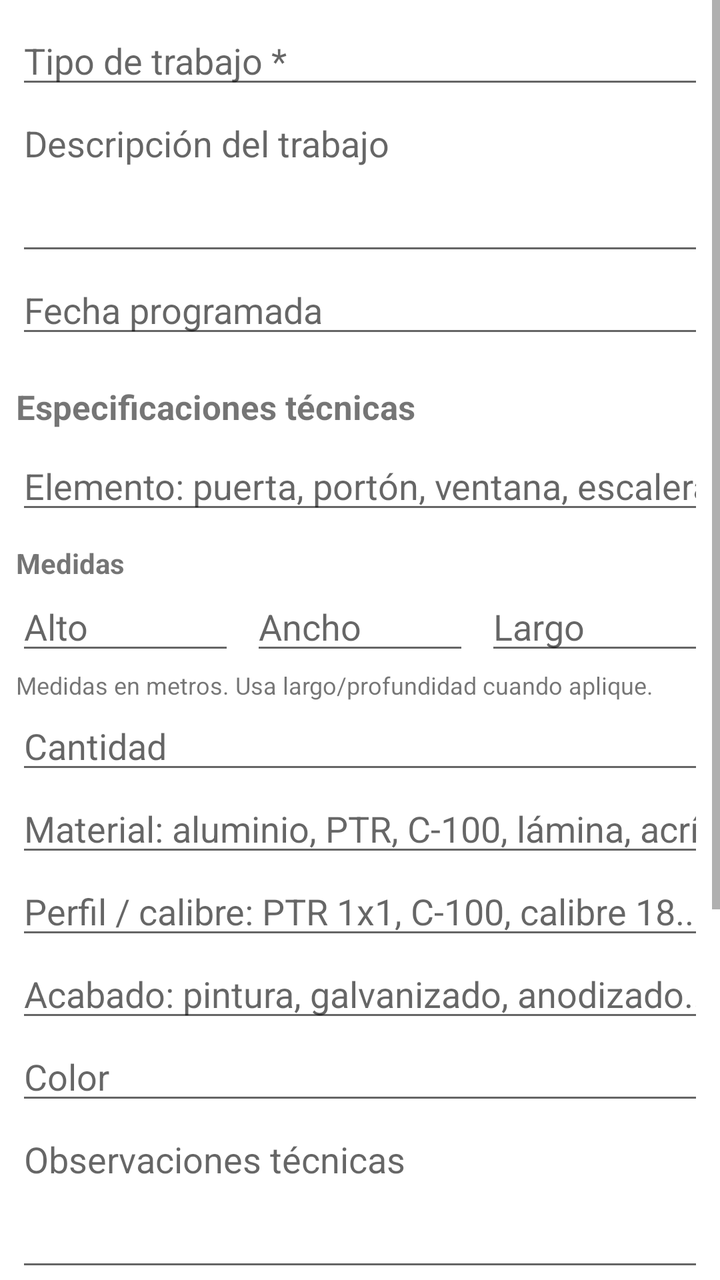
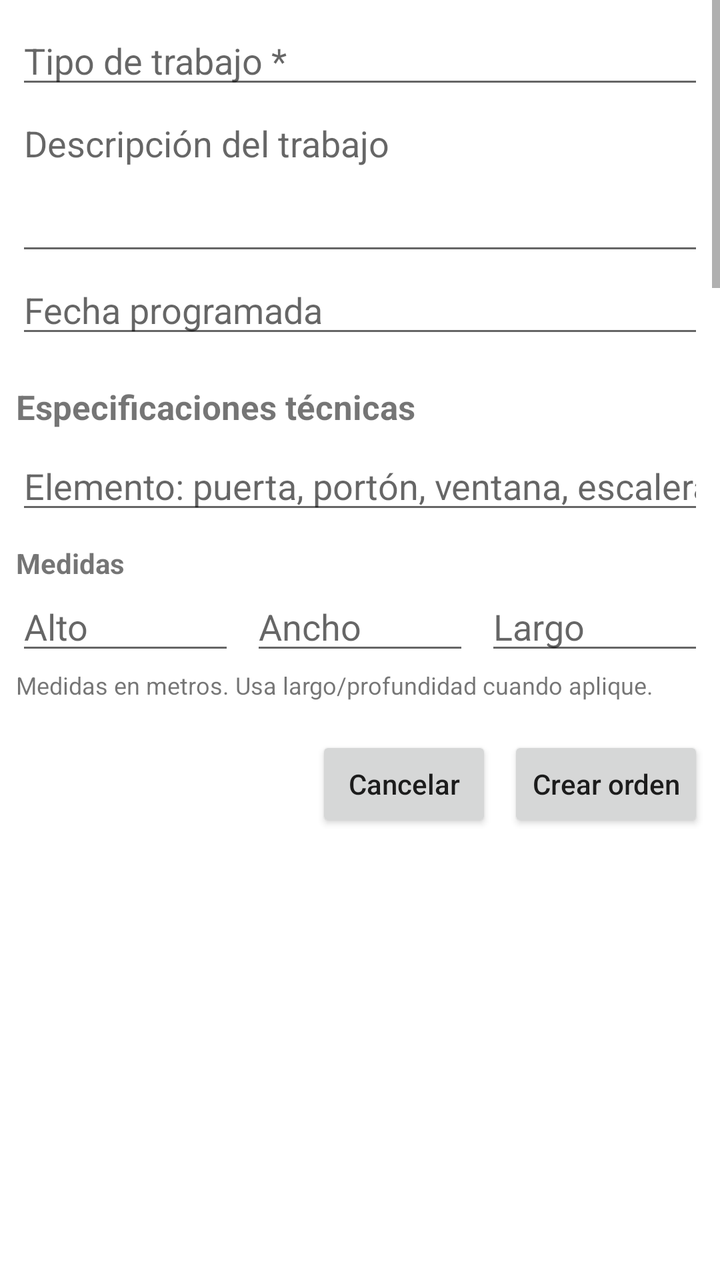

The first picture is an Android layout as it rendered before a commit; the second is the same layout after the commit. The layout source and the unified diff follow.
<!-- AndroidManifest.xml: application theme Theme.MSNexus -->
<!-- res/layout/dialog_orden.xml -->
<?xml version="1.0" encoding="utf-8"?>
<ScrollView xmlns:android="http://schemas.android.com/apk/res/android"
    android:layout_width="match_parent"
    android:layout_height="360dp"
    android:fillViewport="true">

    <LinearLayout
        android:layout_width="match_parent"
        android:layout_height="wrap_content"
        android:orientation="vertical"
        android:padding="8dp">

        <EditText
            android:id="@+id/etTipoTrabajo"
            android:layout_width="match_parent"
            android:layout_height="wrap_content"
            android:hint="Tipo de trabajo *"
            android:inputType="textCapSentences" />

        <EditText
            android:id="@+id/etDescripcionTrabajo"
            android:layout_width="match_parent"
            android:layout_height="wrap_content"
            android:hint="Descripción del trabajo"
            android:inputType="textCapSentences|textMultiLine"
            android:minLines="3"
            android:gravity="top" />

        <EditText
            android:id="@+id/etFechaProgramada"
            android:layout_width="match_parent"
            android:layout_height="wrap_content"
            android:hint="Fecha programada"
            android:inputType="text" />

        <TextView
            android:layout_width="match_parent"
            android:layout_height="wrap_content"
            android:layout_marginTop="18dp"
            android:layout_marginBottom="6dp"
            android:text="Especificaciones técnicas"
            android:textSize="17sp"
            android:textStyle="bold" />

        <EditText
            android:id="@+id/etTipoElemento"
            android:layout_width="match_parent"
            android:layout_height="wrap_content"
            android:hint="Elemento: puerta, portón, ventana, escalera..."
            android:inputType="textCapSentences" />

        <TextView
            android:layout_width="match_parent"
            android:layout_height="wrap_content"
            android:text="Medidas"
            android:textStyle="bold"
            android:layout_marginTop="10dp" />

        <LinearLayout
            android:layout_width="match_parent"
            android:layout_height="wrap_content"
            android:orientation="horizontal">

            <EditText
                android:id="@+id/etAlto"
                android:layout_width="0dp"
                android:layout_height="wrap_content"
                android:layout_weight="1"
                android:layout_marginEnd="4dp"
                android:hint="Alto"
                android:inputType="numberDecimal" />

            <EditText
                android:id="@+id/etAncho"
                android:layout_width="0dp"
                android:layout_height="wrap_content"
                android:layout_weight="1"
                android:layout_marginStart="4dp"
                android:layout_marginEnd="4dp"
                android:hint="Ancho"
                android:inputType="numberDecimal" />

            <EditText
                android:id="@+id/etLargo"
                android:layout_width="0dp"
                android:layout_height="wrap_content"
                android:layout_weight="1"
                android:layout_marginStart="4dp"
                android:hint="Largo"
                android:inputType="numberDecimal" />

        </LinearLayout>

        <TextView
            android:layout_width="match_parent"
            android:layout_height="wrap_content"
            android:text="Medidas en metros. Usa largo/profundidad cuando aplique."
            android:textSize="12sp"
            android:layout_marginTop="2dp" />

        <EditText
            android:id="@+id/etCantidad"
            android:layout_width="match_parent"
            android:layout_height="wrap_content"
            android:hint="Cantidad"
            android:inputType="number" />

        <EditText
            android:id="@+id/etMaterial"
            android:layout_width="match_parent"
            android:layout_height="wrap_content"
            android:hint="Material: aluminio, PTR, C-100, lámina, acrílico..."
            android:inputType="textCapSentences" />

        <EditText
            android:id="@+id/etPerfilCalibre"
            android:layout_width="match_parent"
            android:layout_height="wrap_content"
            android:hint="Perfil / calibre: PTR 1x1, C-100, calibre 18..."
            android:inputType="textCapSentences" />

        <EditText
            android:id="@+id/etAcabado"
            android:layout_width="match_parent"
            android:layout_height="wrap_content"
            android:hint="Acabado: pintura, galvanizado, anodizado..."
            android:inputType="textCapSentences" />

        <EditText
            android:id="@+id/etColor"
            android:layout_width="match_parent"
            android:layout_height="wrap_content"
            android:hint="Color"
            android:inputType="textCapWords" />

        <EditText
            android:id="@+id/etObservacionesTecnicas"
            android:layout_width="match_parent"
            android:layout_height="wrap_content"
            android:hint="Observaciones técnicas"
            android:inputType="textCapSentences|textMultiLine"
            android:minLines="3"
            android:gravity="top" />

        <TextView
            android:layout_width="match_parent"
            android:layout_height="wrap_content"
            android:layout_marginTop="18dp"
            android:layout_marginBottom="6dp"
            android:text="Diseño aprobado por el cliente"
            android:textSize="17sp"
            android:textStyle="bold" />

        <Button
            android:id="@+id/btnSeleccionarDiseno"
            android:layout_width="match_parent"
            android:layout_height="wrap_content"
            android:text="Agregar diseño"
            android:textAllCaps="false" />

        <TextView
            android:id="@+id/tvDisenoSeleccionado"
            android:layout_width="match_parent"
            android:layout_height="wrap_content"
            android:paddingTop="8dp"
            android:paddingBottom="8dp"
            android:text="Sin diseño adjunto"
            android:textSize="13sp" />

        <EditText
            android:id="@+id/etSubtotal"
            android:layout_width="match_parent"
            android:layout_height="wrap_content"
            android:hint="Subtotal"
            android:inputType="numberDecimal" />

        <EditText
            android:id="@+id/etDescuento"
            android:layout_width="match_parent"
            android:layout_height="wrap_content"
            android:hint="Descuento"
            android:inputType="numberDecimal" />

        <EditText
            android:id="@+id/etIva"
            android:layout_width="match_parent"
            android:layout_height="wrap_content"
            android:hint="IVA %"
            android:inputType="numberDecimal" />

    </LinearLayout>

</ScrollView>
<!-- resources referenced by this layout -->
<resources>
  <style name="Theme.MSNexus" parent="Theme.MaterialComponents.DayNight.NoActionBar">
          <item name="android:statusBarColor">@android:color/white</item>
          <item name="android:windowLightStatusBar">true</item>
          <item name="colorPrimary">#1B4D91</item>
          <item name="colorPrimaryVariant">#123A6D</item>
          <item name="colorAccent">#1B4D91</item>
      </style>
</resources>

<!-- the commit's change to res/layout/dialog_orden.xml (unified diff, before → after) -->
@@ -1,193 +1,223 @@
 <?xml version="1.0" encoding="utf-8"?>
-<ScrollView xmlns:android="http://schemas.android.com/apk/res/android"
+<LinearLayout xmlns:android="http://schemas.android.com/apk/res/android"
     android:layout_width="match_parent"
-    android:layout_height="360dp"
-    android:fillViewport="true">
+    android:layout_height="wrap_content"
+    android:orientation="vertical">
+
+    <ScrollView
+        android:layout_width="match_parent"
+        android:layout_height="360dp"
+        android:fillViewport="true">
+
+        <LinearLayout
+            android:layout_width="match_parent"
+            android:layout_height="wrap_content"
+            android:orientation="vertical"
+            android:padding="8dp">
+
+            <EditText
+                android:id="@+id/etTipoTrabajo"
+                android:layout_width="match_parent"
+                android:layout_height="wrap_content"
+                android:hint="Tipo de trabajo *"
+                android:inputType="textCapSentences" />
+
+            <EditText
+                android:id="@+id/etDescripcionTrabajo"
+                android:layout_width="match_parent"
+                android:layout_height="wrap_content"
+                android:hint="Descripción del trabajo"
+                android:inputType="textCapSentences|textMultiLine"
+                android:minLines="3"
+                android:gravity="top" />
+
+            <EditText
+                android:id="@+id/etFechaProgramada"
+                android:layout_width="match_parent"
+                android:layout_height="wrap_content"
+                android:hint="Fecha programada"
+                android:inputType="text" />
+
+            <TextView
+                android:layout_width="match_parent"
+                android:layout_height="wrap_content"
+                android:layout_marginTop="18dp"
+                android:layout_marginBottom="6dp"
+                android:text="Especificaciones técnicas"
+                android:textSize="17sp"
+                android:textStyle="bold" />
+
+            <EditText
+                android:id="@+id/etTipoElemento"
+                android:layout_width="match_parent"
+                android:layout_height="wrap_content"
+                android:hint="Elemento: puerta, portón, ventana, escalera..."
+                android:inputType="textCapSentences" />
+
+            <TextView
+                android:layout_width="match_parent"
+                android:layout_height="wrap_content"
+                android:text="Medidas"
+                android:textStyle="bold"
+                android:layout_marginTop="10dp" />
+
+            <LinearLayout
+                android:layout_width="match_parent"
+                android:layout_height="wrap_content"
+                android:orientation="horizontal">
+
+                <EditText
+                    android:id="@+id/etAlto"
+                    android:layout_width="0dp"
+                    android:layout_height="wrap_content"
+                    android:layout_weight="1"
+                    android:layout_marginEnd="4dp"
+                    android:hint="Alto"
+                    android:inputType="numberDecimal" />
+
+                <EditText
+                    android:id="@+id/etAncho"
+                    android:layout_width="0dp"
+                    android:layout_height="wrap_content"
+                    android:layout_weight="1"
+                    android:layout_marginStart="4dp"
+                    android:layout_marginEnd="4dp"
+                    android:hint="Ancho"
+                    android:inputType="numberDecimal" />
+
+                <EditText
+                    android:id="@+id/etLargo"
+                    android:layout_width="0dp"
+                    android:layout_height="wrap_content"
+                    android:layout_weight="1"
+                    android:layout_marginStart="4dp"
+                    android:hint="Largo"
+                    android:inputType="numberDecimal" />
+
+            </LinearLayout>
+
+            <TextView
+                android:layout_width="match_parent"
+                android:layout_height="wrap_content"
+                android:text="Medidas en metros. Usa largo/profundidad cuando aplique."
+                android:textSize="12sp"
+                android:layout_marginTop="2dp" />
+
+            <EditText
+                android:id="@+id/etCantidad"
+                android:layout_width="match_parent"
+                android:layout_height="wrap_content"
+                android:hint="Cantidad"
+                android:inputType="number" />
+
+            <EditText
+                android:id="@+id/etMaterial"
+                android:layout_width="match_parent"
+                android:layout_height="wrap_content"
+                android:hint="Material: aluminio, PTR, C-100, lámina, acrílico..."
+                android:inputType="textCapSentences" />
+
+            <EditText
+                android:id="@+id/etPerfilCalibre"
+                android:layout_width="match_parent"
+                android:layout_height="wrap_content"
+                android:hint="Perfil / calibre: PTR 1x1, C-100, calibre 18..."
+                android:inputType="textCapSentences" />
+
+            <EditText
+                android:id="@+id/etAcabado"
+                android:layout_width="match_parent"
+                android:layout_height="wrap_content"
+                android:hint="Acabado: pintura, galvanizado, anodizado..."
+                android:inputType="textCapSentences" />
+
+            <EditText
+                android:id="@+id/etColor"
+                android:layout_width="match_parent"
+                android:layout_height="wrap_content"
+                android:hint="Color"
+                android:inputType="textCapWords" />
+
+            <EditText
+                android:id="@+id/etObservacionesTecnicas"
+                android:layout_width="match_parent"
+                android:layout_height="wrap_content"
+                android:hint="Observaciones técnicas"
+                android:inputType="textCapSentences|textMultiLine"
+                android:minLines="3"
+                android:gravity="top" />
+
+            <TextView
+                android:layout_width="match_parent"
+                android:layout_height="wrap_content"
+                android:layout_marginTop="18dp"
+                android:layout_marginBottom="6dp"
+                android:text="Diseño aprobado por el cliente"
+                android:textSize="17sp"
+                android:textStyle="bold" />
+
+            <Button
+                android:id="@+id/btnSeleccionarDiseno"
+                android:layout_width="match_parent"
+                android:layout_height="wrap_content"
+                android:text="Agregar diseño"
+                android:textAllCaps="false" />
+
+            <TextView
+                android:id="@+id/tvDisenoSeleccionado"
+                android:layout_width="match_parent"
+                android:layout_height="wrap_content"
+                android:paddingTop="8dp"
+                android:paddingBottom="8dp"
+                android:text="Sin diseño adjunto"
+                android:textSize="13sp" />
+
+            <EditText
+                android:id="@+id/etSubtotal"
+                android:layout_width="match_parent"
+                android:layout_height="wrap_content"
+                android:hint="Subtotal"
+                android:inputType="numberDecimal" />
+
+            <EditText
+                android:id="@+id/etDescuento"
+                android:layout_width="match_parent"
+                android:layout_height="wrap_content"
+                android:hint="Descuento"
+                android:inputType="numberDecimal" />
+
+            <EditText
+                android:id="@+id/etIva"
+                android:layout_width="match_parent"
+                android:layout_height="wrap_content"
+                android:hint="IVA %"
+                android:inputType="numberDecimal" />
+
+        </LinearLayout>
+    </ScrollView>
 
     <LinearLayout
         android:layout_width="match_parent"
         android:layout_height="wrap_content"
-        android:orientation="vertical"
+        android:gravity="end|center_vertical"
+        android:orientation="horizontal"
         android:padding="8dp">
 
-        <EditText
-            android:id="@+id/etTipoTrabajo"
-            android:layout_width="match_parent"
+        <Button
+            android:id="@+id/btnCancelar"
+            android:layout_width="wrap_content"
             android:layout_height="wrap_content"
-            android:hint="Tipo de trabajo *"
-            android:inputType="textCapSentences" />
-
-        <EditText
-            android:id="@+id/etDescripcionTrabajo"
-            android:layout_width="match_parent"
+            android:text="Cancelar"
+            android:textAllCaps="false" />
+
+        <Button
+            android:id="@+id/btnCrearOrden"
+            android:layout_width="wrap_content"
             android:layout_height="wrap_content"
-            android:hint="Descripción del trabajo"
-            android:inputType="textCapSentences|textMultiLine"
-            android:minLines="3"
-            android:gravity="top" />
-
-        <EditText
-            android:id="@+id/etFechaProgramada"
-            android:layout_width="match_parent"
-            android:layout_height="wrap_content"
-            android:hint="Fecha programada"
-            android:inputType="text" />
-
-        <TextView
-            android:layout_width="match_parent"
-            android:layout_height="wrap_content"
-            android:layout_marginTop="18dp"
-            android:layout_marginBottom="6dp"
-            android:text="Especificaciones técnicas"
-            android:textSize="17sp"
-            android:textStyle="bold" />
-
-        <EditText
-            android:id="@+id/etTipoElemento"
-            android:layout_width="match_parent"
-            android:layout_height="wrap_content"
-            android:hint="Elemento: puerta, portón, ventana, escalera..."
-            android:inputType="textCapSentences" />
-
-        <TextView
-            android:layout_width="match_parent"
-            android:layout_height="wrap_content"
-            android:text="Medidas"
-            android:textStyle="bold"
-            android:layout_marginTop="10dp" />
-
-        <LinearLayout
-            android:layout_width="match_parent"
-            android:layout_height="wrap_content"
-            android:orientation="horizontal">
-
-            <EditText
-                android:id="@+id/etAlto"
-                android:layout_width="0dp"
-                android:layout_height="wrap_content"
-                android:layout_weight="1"
-                android:layout_marginEnd="4dp"
-                android:hint="Alto"
-                android:inputType="numberDecimal" />
-
-            <EditText
-                android:id="@+id/etAncho"
-                android:layout_width="0dp"
-                android:layout_height="wrap_content"
-                android:layout_weight="1"
-                android:layout_marginStart="4dp"
-                android:layout_marginEnd="4dp"
-                android:hint="Ancho"
-                android:inputType="numberDecimal" />
-
-            <EditText
-                android:id="@+id/etLargo"
-                android:layout_width="0dp"
-                android:layout_height="wrap_content"
-                android:layout_weight="1"
-                android:layout_marginStart="4dp"
-                android:hint="Largo"
-                android:inputType="numberDecimal" />
-
-        </LinearLayout>
-
-        <TextView
-            android:layout_width="match_parent"
-            android:layout_height="wrap_content"
-            android:text="Medidas en metros. Usa largo/profundidad cuando aplique."
-            android:textSize="12sp"
-            android:layout_marginTop="2dp" />
-
-        <EditText
-            android:id="@+id/etCantidad"
-            android:layout_width="match_parent"
-            android:layout_height="wrap_content"
-            android:hint="Cantidad"
-            android:inputType="number" />
-
-        <EditText
-            android:id="@+id/etMaterial"
-            android:layout_width="match_parent"
-            android:layout_height="wrap_content"
-            android:hint="Material: aluminio, PTR, C-100, lámina, acrílico..."
-            android:inputType="textCapSentences" />
-
-        <EditText
-            android:id="@+id/etPerfilCalibre"
-            android:layout_width="match_parent"
-            android:layout_height="wrap_content"
-            android:hint="Perfil / calibre: PTR 1x1, C-100, calibre 18..."
-            android:inputType="textCapSentences" />
-
-        <EditText
-            android:id="@+id/etAcabado"
-            android:layout_width="match_parent"
-            android:layout_height="wrap_content"
-            android:hint="Acabado: pintura, galvanizado, anodizado..."
-            android:inputType="textCapSentences" />
-
-        <EditText
-            android:id="@+id/etColor"
-            android:layout_width="match_parent"
-            android:layout_height="wrap_content"
-            android:hint="Color"
-            android:inputType="textCapWords" />
-
-        <EditText
-            android:id="@+id/etObservacionesTecnicas"
-            android:layout_width="match_parent"
-            android:layout_height="wrap_content"
-            android:hint="Observaciones técnicas"
-            android:inputType="textCapSentences|textMultiLine"
-            android:minLines="3"
-            android:gravity="top" />
-
-        <TextView
-            android:layout_width="match_parent"
-            android:layout_height="wrap_content"
-            android:layout_marginTop="18dp"
-            android:layout_marginBottom="6dp"
-            android:text="Diseño aprobado por el cliente"
-            android:textSize="17sp"
-            android:textStyle="bold" />
-
-        <Button
-            android:id="@+id/btnSeleccionarDiseno"
-            android:layout_width="match_parent"
-            android:layout_height="wrap_content"
-            android:text="Agregar diseño"
+            android:layout_marginStart="8dp"
+            android:text="Crear orden"
             android:textAllCaps="false" />
 
-        <TextView
-            android:id="@+id/tvDisenoSeleccionado"
-            android:layout_width="match_parent"
-            android:layout_height="wrap_content"
-            android:paddingTop="8dp"
-            android:paddingBottom="8dp"
-            android:text="Sin diseño adjunto"
-            android:textSize="13sp" />
-
-        <EditText
-            android:id="@+id/etSubtotal"
-            android:layout_width="match_parent"
-            android:layout_height="wrap_content"
-            android:hint="Subtotal"
-            android:inputType="numberDecimal" />
-
-        <EditText
-            android:id="@+id/etDescuento"
-            android:layout_width="match_parent"
-            android:layout_height="wrap_content"
-            android:hint="Descuento"
-            android:inputType="numberDecimal" />
-
-        <EditText
-            android:id="@+id/etIva"
-            android:layout_width="match_parent"
-            android:layout_height="wrap_content"
-            android:hint="IVA %"
-            android:inputType="numberDecimal" />
-
     </LinearLayout>
 
-</ScrollView>
+</LinearLayout>
